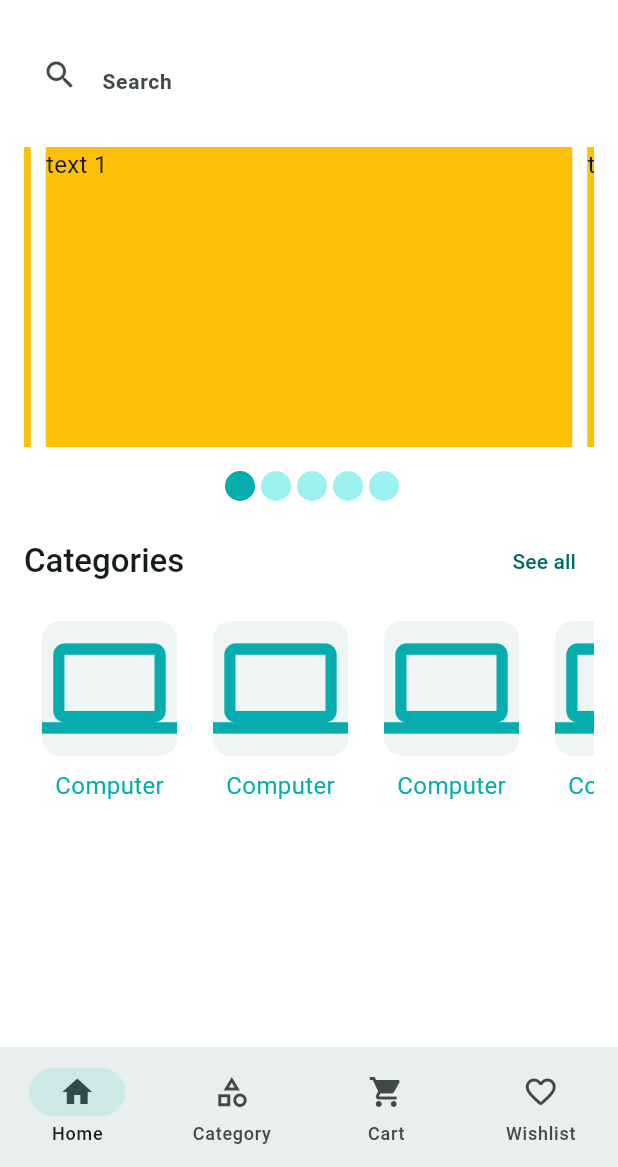
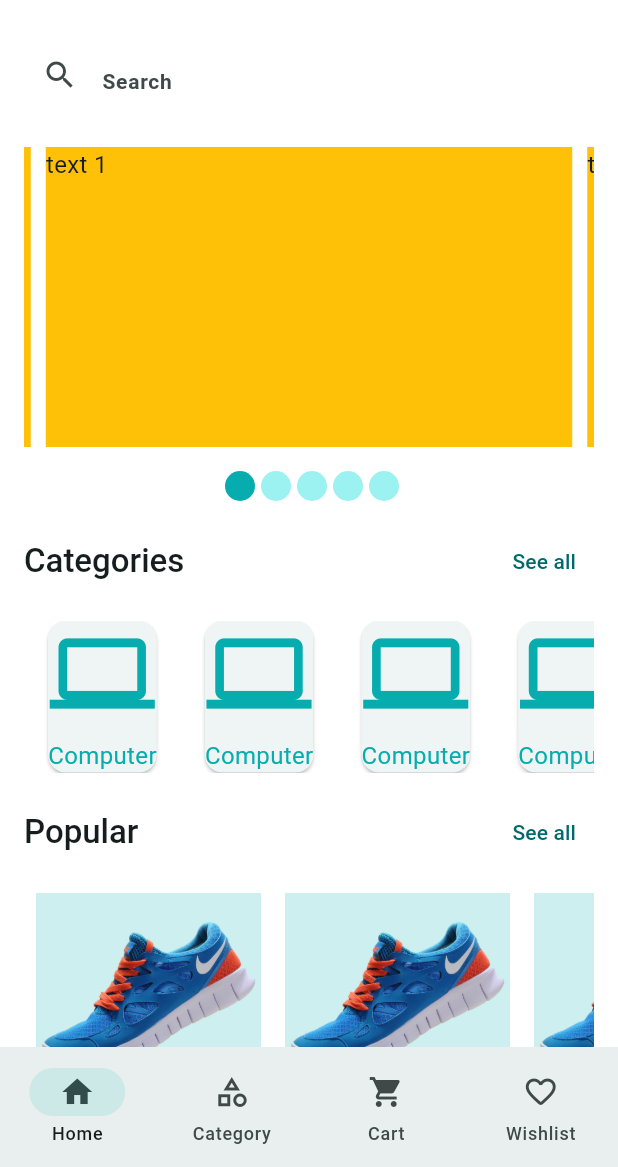
Before and after one commit to sroneez/crafty_bay, a Flutter app: the screen it shows after launch, on a phone screen of 412 x 824 dp, the part 69-1236 px from its top. Run offline on Flutter 3.47's test engine with Material 3 defaults, Android fonts, the phone set to English and light mode, and no system bars; drawn by our look-alikes of carousel_slider; our stand-ins replace firebase_core, firebase_crashlytics, flutter_svg, get, pin_code_fields; accounts and stored records are empty; generated files the repository leaves out were written again.

Commit message:
added product card and category screen and using getx controller for change screen

```diff
--- a/lib/app/app.dart
+++ b/lib/app/app.dart
@@ -1,15 +1,17 @@
 import 'package:crafty_bay/app/app_colors.dart';
 import 'package:crafty_bay/app/app_routes.dart';
+import 'package:crafty_bay/app/controller_binder.dart';
 import 'package:flutter/material.dart';
 import 'package:flutter_localizations/flutter_localizations.dart';
 import 'package:flutter_gen/gen_l10n/app_localizations.dart';
+import 'package:get/get.dart';
 
 class CraftyBay extends StatelessWidget {
   const CraftyBay({super.key});
 
   @override
   Widget build(BuildContext context) {
-    return MaterialApp(
+    return GetMaterialApp(
       debugShowCheckedModeBanner: false,
       initialRoute: '/',
       onGenerateRoute: AppRoutes.onGenerateRoute,
@@ -59,6 +61,7 @@ class CraftyBay extends StatelessWidget {
         Locale('en'), // English
         Locale('bn'), // bengali
       ],
+      initialBinding: ControllerBinder(),
     );
   }
 }
--- a/lib/app/app_routes.dart
+++ b/lib/app/app_routes.dart
@@ -2,6 +2,7 @@ import 'package:crafty_bay/features/auth/ui/screens/sign_in_screen.dart';
 import 'package:crafty_bay/features/auth/ui/screens/sign_up_screen.dart';
 import 'package:crafty_bay/features/auth/ui/screens/splash_screen.dart';
 import 'package:crafty_bay/features/auth/ui/screens/verify_otp_screen.dart';
+import 'package:crafty_bay/features/categories/ui/screens/category_list_screen.dart';
 import 'package:crafty_bay/features/common/ui/screens/main_bottom_nav_bar_screen.dart';
 import 'package:flutter/material.dart';
 
@@ -18,6 +19,8 @@ class AppRoutes{
       route = const VerifyOtpScreen();
     }else if(settings.name == MainBottomNavBarScreen.name){
       route = const MainBottomNavBarScreen();
+    }else if(settings.name == CategoryListScreen.name){
+      route = const CategoryListScreen();
     }
     return MaterialPageRoute(builder: (context){
       return route;
--- a/lib/app/assets_path.dart
+++ b/lib/app/assets_path.dart
@@ -2,4 +2,5 @@ class AssetsPath{
   static const String _baseUrl = 'assets/images';
   static const String logoSvg = '$_baseUrl/logo.svg';
   static const String logoNavSvg = '$_baseUrl/logo_nav.svg';
+  static const String shoePng = '$_baseUrl/shoe.png';
 }
--- /dev/null
+++ b/lib/app/controller_binder.dart
@@ -0,0 +1,10 @@
+import 'package:crafty_bay/features/common/controller/main_bottom_nav_bar_controller.dart';
+import 'package:get/get.dart';
+
+class ControllerBinder extends Bindings{
+  @override
+  void dependencies() {
+    Get.put(MainBottomNavBarController());
+  }
+
+}
--- /dev/null
+++ b/lib/features/categories/ui/screens/category_list_screen.dart
@@ -0,0 +1,44 @@
+import 'package:crafty_bay/features/common/controller/main_bottom_nav_bar_controller.dart';
+import 'package:crafty_bay/features/common/ui/widgets/category_item.dart';
+import 'package:flutter/material.dart';
+import 'package:get/get.dart';
+
+class CategoryListScreen extends StatefulWidget {
+  const CategoryListScreen({super.key});
+
+  static const String name = '/category-list-screen';
+
+  @override
+  State<CategoryListScreen> createState() => _CategoryListScreenState();
+}
+
+class _CategoryListScreenState extends State<CategoryListScreen> {
+  @override
+  Widget build(BuildContext context) {
+    return PopScope(
+      canPop: false,
+      onPopInvokedWithResult: (_, __) {
+        Get.find<MainBottomNavBarController>().moveToHome();
+      },
+      child: Scaffold(
+        appBar: AppBar(
+          leading: IconButton(
+            onPressed: () {
+              Get.find<MainBottomNavBarController>().moveToHome();
+            },
+            icon: Icon(Icons.arrow_back_ios),
+          ),
+          title: Text('Categories'),
+        ),
+        body: GridView.builder(
+            itemCount: 10,
+            gridDelegate: SliverGridDelegateWithFixedCrossAxisCount(
+                crossAxisCount: 4, mainAxisSpacing: 16, crossAxisSpacing: 8),
+            itemBuilder: (index, context) {
+              return CategoryItem(
+                  categoryIcon: Icon(Icons.computer), iconName: 'computer');
+            }),
+      ),
+    );
+  }
+}
--- /dev/null
+++ b/lib/features/common/controller/main_bottom_nav_bar_controller.dart
@@ -0,0 +1,19 @@
+import 'package:get/get.dart';
+
+class MainBottomNavBarController extends GetxController{
+  int _selectedIndex = 0;
+  int get selectedIndex => _selectedIndex;
+
+  void changeIndex(int index){
+    _selectedIndex = index;
+    update();
+  }
+
+  void moveToCategory(){
+    changeIndex(1);
+  }
+
+  void moveToHome(){
+    changeIndex(0);
+  }
+}
--- a/lib/features/common/ui/screens/main_bottom_nav_bar_screen.dart
+++ b/lib/features/common/ui/screens/main_bottom_nav_bar_screen.dart
@@ -1,5 +1,8 @@
+import 'package:crafty_bay/features/categories/ui/screens/category_list_screen.dart';
+import 'package:crafty_bay/features/common/controller/main_bottom_nav_bar_controller.dart';
 import 'package:crafty_bay/features/home/ui/screens/home_screen.dart';
 import 'package:flutter/material.dart';
+import 'package:get/get.dart';
 
 class MainBottomNavBarScreen extends StatefulWidget {
   const MainBottomNavBarScreen({super.key});
@@ -14,7 +17,7 @@ class _MainBottomNavBarScreenState extends State<MainBottomNavBarScreen> {
   int _selectedIndex = 0;
   final List<Widget> _screens = [
     const HomeScreen(),
-    const HomeScreen(),
+    const CategoryListScreen(),
     const HomeScreen(),
     const HomeScreen(),
   ];
@@ -22,12 +25,14 @@ class _MainBottomNavBarScreenState extends State<MainBottomNavBarScreen> {
   @override
   Widget build(BuildContext context) {
     return Scaffold(
-      body: _screens[_selectedIndex],
-      bottomNavigationBar: NavigationBar(
-          onDestinationSelected: (int index) {
-            _selectedIndex = index;
-            setState(() {});
-          },
+      body: GetBuilder<MainBottomNavBarController>(builder: (controller){
+        return _screens[controller.selectedIndex];
+      }),
+      bottomNavigationBar: GetBuilder<MainBottomNavBarController>(
+        builder: (controller) {
+          return NavigationBar(
+              selectedIndex: controller.selectedIndex,
+              onDestinationSelected: controller.changeIndex,
               destinations: [
                 NavigationDestination(icon: Icon(Icons.home), label: 'Home'),
                 NavigationDestination(
@@ -36,7 +41,9 @@ class _MainBottomNavBarScreenState extends State<MainBottomNavBarScreen> {
                     icon: Icon(Icons.shopping_cart), label: 'Cart'),
                 NavigationDestination(
                     icon: Icon(Icons.favorite_outline_rounded), label: 'Wishlist'),
-          ]),
+              ]);
+        }
+      ),
     );
   }
 }
--- /dev/null
+++ b/lib/features/common/ui/widgets/category_item.dart
@@ -0,0 +1,41 @@
+import 'package:crafty_bay/app/app_colors.dart';
+import 'package:flutter/material.dart';
+
+class CategoryItem extends StatelessWidget {
+  const CategoryItem({
+    super.key,
+    required this.categoryIcon,
+    required this.iconName,
+  });
+
+  final Icon categoryIcon;
+  final String iconName;
+
+  @override
+  Widget build(BuildContext context) {
+    return Card(
+      margin: EdgeInsets.symmetric(horizontal: 16),
+      child: Column(
+        children: [
+          SizedBox(
+            height: 70,
+            width: 70,
+            child: FittedBox(
+              child: Icon(
+                categoryIcon.icon,
+                color: AppColors.themeColor,
+              ),
+            ),
+          ),
+          const SizedBox(
+            height: 8,
+          ),
+          Text(
+            iconName,
+            style: TextStyle(color: AppColors.themeColor, fontSize: 16),
+          ),
+        ],
+      ),
+    );
+  }
+}
--- a/lib/features/home/ui/screens/home_screen.dart
+++ b/lib/features/home/ui/screens/home_screen.dart
@@ -1,11 +1,13 @@
-import 'package:crafty_bay/app/app_colors.dart';
 import 'package:crafty_bay/app/assets_path.dart';
+import 'package:crafty_bay/features/common/controller/main_bottom_nav_bar_controller.dart';
 import 'package:crafty_bay/features/home/ui/widgets/app_bar_action_button.dart';
-import 'package:crafty_bay/features/home/ui/widgets/category_item.dart';
+import 'package:crafty_bay/features/common/ui/widgets/category_item.dart';
 import 'package:crafty_bay/features/home/ui/widgets/home_carousel_slider.dart';
+import 'package:crafty_bay/features/home/ui/widgets/product_card.dart';
 import 'package:crafty_bay/features/home/ui/widgets/section_header.dart';
 import 'package:flutter/material.dart';
 import 'package:flutter_svg/flutter_svg.dart';
+import 'package:get/get.dart';
 
 class HomeScreen extends StatefulWidget {
   const HomeScreen({super.key});
@@ -20,7 +22,8 @@ class _HomeScreenState extends State<HomeScreen> {
     final textTheme = Theme.of(context).textTheme;
     return Scaffold(
       appBar: _buildAppBar(),
-      body: Padding(
+      body: SingleChildScrollView(
+        child: Padding(
           padding: const EdgeInsets.all(16),
           child: Column(
             children: [
@@ -34,15 +37,55 @@ class _HomeScreenState extends State<HomeScreen> {
               ),
               SectionHeader(
                 title: 'Categories',
+                onTap: () {
+                  Get.find<MainBottomNavBarController>().moveToCategory();
+                },
+              ),
+              const SizedBox(
+                height: 16,
+              ),
+              _buildCategorySection(),
+              const SizedBox(
+                height: 16,
+              ),
+              SectionHeader(
+                title: 'Popular',
                 onTap: () {},
               ),
               const SizedBox(
                 height: 16,
               ),
-            _buildCategorySection(),
-
+              _buildProductSection(),
+              const SizedBox(
+                height: 24,
+              ),
+              SectionHeader(
+                title: 'New',
+                onTap: () {},
+              ),
+              const SizedBox(
+                height: 16,
+              ),
+              _buildProductSection(),
             ],
           ),
+        ),
+      ),
+    );
+  }
+
+  Widget _buildProductSection() {
+    return SingleChildScrollView(
+      scrollDirection: Axis.horizontal,
+      child: Row(
+        children: [
+          ProductCard(),
+          ProductCard(),
+          ProductCard(),
+          ProductCard(),
+          ProductCard(),
+          ProductCard(),
+        ],
       ),
     );
   }
@@ -53,27 +96,39 @@ class _HomeScreenState extends State<HomeScreen> {
       child: Row(
         children: [
           CategoryItem(
-                  categoryIcon: Icon(Icons.computer,size: 90,color: AppColors.themeColor,),
+            categoryIcon: Icon(
+              Icons.computer,
+            ),
             iconName: 'Computer',
           ),
           CategoryItem(
-                  categoryIcon: Icon(Icons.computer,size: 90,color: AppColors.themeColor,),
+            categoryIcon: Icon(
+              Icons.computer,
+            ),
             iconName: 'Computer',
           ),
           CategoryItem(
-                  categoryIcon: Icon(Icons.computer,size: 90,color: AppColors.themeColor,),
+            categoryIcon: Icon(
+              Icons.computer,
+            ),
             iconName: 'Computer',
           ),
           CategoryItem(
-                  categoryIcon: Icon(Icons.computer,size: 90,color: AppColors.themeColor,),
+            categoryIcon: Icon(
+              Icons.computer,
+            ),
             iconName: 'Computer',
           ),
           CategoryItem(
-                  categoryIcon: Icon(Icons.computer,size: 90,color: AppColors.themeColor,),
+            categoryIcon: Icon(
+              Icons.computer,
+            ),
             iconName: 'Computer',
           ),
           CategoryItem(
-                  categoryIcon: Icon(Icons.computer,size: 90,color: AppColors.themeColor,),
+            categoryIcon: Icon(
+              Icons.computer,
+            ),
             iconName: 'Computer',
           ),
         ],
--- a/lib/features/home/ui/widgets/category_item.dart
+++ /dev/null
@@ -1,35 +0,0 @@
-import 'package:crafty_bay/app/app_colors.dart';
-import 'package:flutter/material.dart';
-
-class CategoryItem extends StatelessWidget {
-  const CategoryItem({
-    super.key,
-    required this.categoryIcon,
-    required this.iconName,
-  });
-
-  final Icon categoryIcon;
-  final String iconName;
-
-  @override
-  Widget build(BuildContext context) {
-    return Column(
-      children: [
-        Card(
-          margin: EdgeInsets.symmetric(horizontal: 12),
-          // height: 130,
-          // width: 100,
-          elevation: 0,
-          child: categoryIcon,
-        ),
-        const SizedBox(
-          height: 8,
-        ),
-        Text(
-          iconName,
-          style: TextStyle(color: AppColors.themeColor, fontSize: 16),
-        ),
-      ],
-    );
-  }
-}
--- /dev/null
+++ b/lib/features/home/ui/widgets/product_card.dart
@@ -0,0 +1,76 @@
+import 'package:crafty_bay/app/app_colors.dart';
+import 'package:crafty_bay/app/assets_path.dart';
+import 'package:flutter/material.dart';
+
+class ProductCard extends StatelessWidget {
+  const ProductCard({
+    super.key,
+  });
+
+  @override
+  Widget build(BuildContext context) {
+    return  Container(
+      margin: EdgeInsets.symmetric(horizontal: 8),
+      height: 210,
+      width: 150,
+      color: AppColors.themeColor.withOpacity(.2),
+      child: Column(children: [
+        Container(
+          height: 140,
+          width: 150,
+          decoration: BoxDecoration(
+            color: Colors.transparent,
+            borderRadius: BorderRadius.only(
+              topLeft: Radius.circular(8),
+              topRight: Radius.circular(8),
+            ),
+            image: DecorationImage(
+                image: AssetImage(AssetsPath.shoePng),
+                fit: BoxFit.scaleDown),
+          ),
+        ),
+        Text(
+          'Nike mk47 sports edition limited shoe',
+          maxLines: 1,
+          overflow: TextOverflow.ellipsis,
+          style: TextStyle(fontWeight: FontWeight.w500, fontSize: 16),
+        ),
+        Row(
+          mainAxisAlignment: MainAxisAlignment.spaceBetween,
+          children: [
+            Text(
+              '\$100',
+              style: TextStyle(
+                  fontWeight: FontWeight.w600,
+                  fontSize: 15,
+                  color: AppColors.themeColor),
+            ),
+            Wrap(
+              children: [
+                Icon(
+                  Icons.star,
+                  size: 20,
+                  color: Colors.orange,
+                ),
+                Text(
+                  '3.3',
+                  style: TextStyle(fontSize: 15),
+                ),
+              ],
+            ),
+            Card(
+              color: AppColors.themeColor,
+              shape: RoundedRectangleBorder(
+                  borderRadius: BorderRadius.circular(4)),
+              child: Icon(
+                Icons.favorite,
+                size: 20,
+                color: Colors.white,
+              ),
+            )
+          ],
+        ),
+      ]),
+    );
+  }
+}
--- a/lib/features/home/ui/widgets/section_header.dart
+++ b/lib/features/home/ui/widgets/section_header.dart
@@ -23,7 +23,7 @@ class SectionHeader extends StatelessWidget {
           ),
         ),
         TextButton(
-          onPressed: () {},
+          onPressed: onTap,
           child: Text('See all'),
         )
       ],
--- a/pubspec.yaml
+++ b/pubspec.yaml
@@ -43,6 +43,7 @@ dependencies:
   firebase_analytics: ^11.4.4
   pin_code_fields: ^8.0.1
   carousel_slider: ^5.0.0
+  get: ^4.7.2
 
 dev_dependencies:
   flutter_test:
```
Also changed, not shown: assets/images/shoe.png (added), pubspec.lock, 4 other files. Lines whose indentation alone changed are shown as unchanged.
